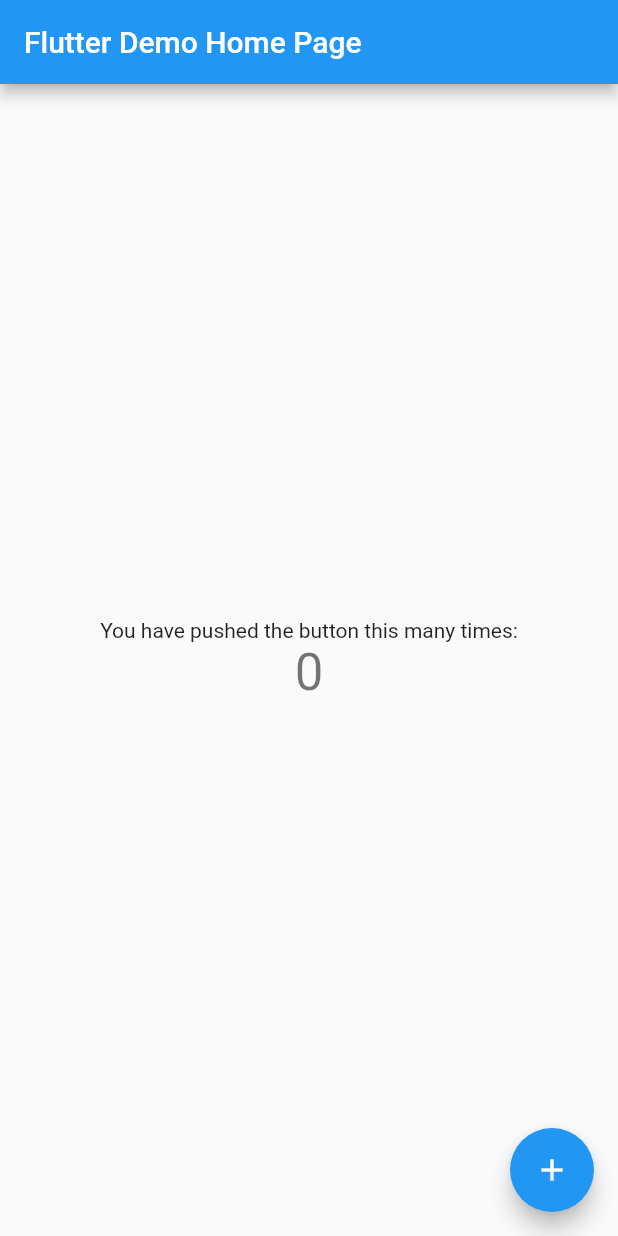
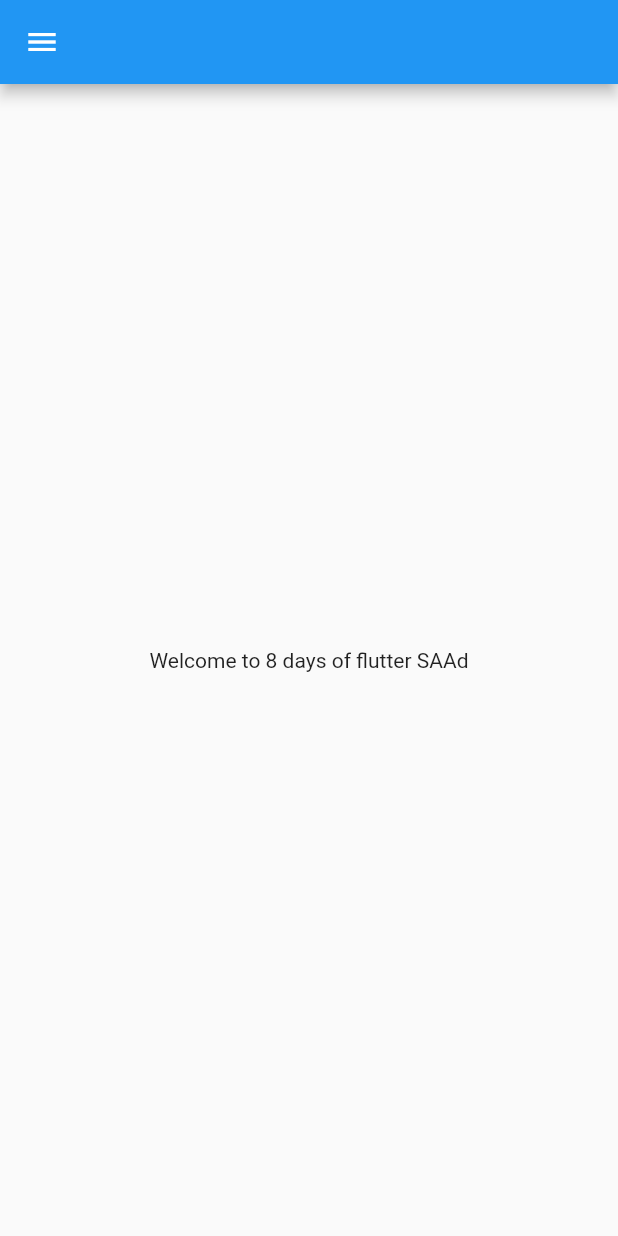
Before and after one commit to Saad982/30daysofFlutter, a Flutter app: the screen it shows after launch, on a phone screen of 412 x 824 dp. Run offline on Flutter 3.47's test engine with Material 2 defaults, Android fonts, the phone set to English and light mode, and no system bars.

Commit message:
Day2Commit

```diff
--- /dev/null
+++ b/lib/home_page.dart
@@ -0,0 +1,19 @@
+import 'package:flutter/material.dart';
+
+int age=8;
+String name ="SAAd";
+class HomePage extends StatelessWidget {
+  @override
+  Widget build(BuildContext context) {
+    return  Scaffold(
+      appBar: AppBar(),
+      body: Center(
+        child: Container(
+          child: Text("Welcome to ${age} days of flutter $name"),
+        ),
+      ),
+      drawer: Drawer(),
+    );
+
+  }
+}
--- a/lib/main.dart
+++ b/lib/main.dart
@@ -1,3 +1,4 @@
+import 'package:eght_ours/home_page.dart';
 import 'package:flutter/material.dart';
 
 void main() {
@@ -5,109 +6,12 @@
 }
 
 class MyApp extends StatelessWidget {
-  // This widget is the root of your application.
+
+
   @override
   Widget build(BuildContext context) {
     return MaterialApp(
-      title: 'Flutter Demo',
-      theme: ThemeData(
-        // This is the theme of your application.
-        //
-        // Try running your application with "flutter run". You'll see the
-        // application has a blue toolbar. Then, without quitting the app, try
-        // changing the primarySwatch below to Colors.green and then invoke
-        // "hot reload" (press "r" in the console where you ran "flutter run",
-        // or simply save your changes to "hot reload" in a Flutter IDE).
-        // Notice that the counter didn't reset back to zero; the application
-        // is not restarted.
-        primarySwatch: Colors.blue,
-      ),
-      home: MyHomePage(title: 'Flutter Demo Home Page'),
+      home:HomePage(),
     );
   }
 }
-
-class MyHomePage extends StatefulWidget {
-  MyHomePage({Key? key, required this.title}) : super(key: key);
-
-  // This widget is the home page of your application. It is stateful, meaning
-  // that it has a State object (defined below) that contains fields that affect
-  // how it looks.
-
-  // This class is the configuration for the state. It holds the values (in this
-  // case the title) provided by the parent (in this case the App widget) and
-  // used by the build method of the State. Fields in a Widget subclass are
-  // always marked "final".
-
-  final String title;
-
-  @override
-  _MyHomePageState createState() => _MyHomePageState();
-}
-
-class _MyHomePageState extends State<MyHomePage> {
-  int _counter = 0;
-
-  void _incrementCounter() {
-    setState(() {
-      // This call to setState tells the Flutter framework that something has
-      // changed in this State, which causes it to rerun the build method below
-      // so that the display can reflect the updated values. If we changed
-      // _counter without calling setState(), then the build method would not be
-      // called again, and so nothing would appear to happen.
-      _counter++;
-    });
-  }
-
-  @override
-  Widget build(BuildContext context) {
-    // This method is rerun every time setState is called, for instance as done
-    // by the _incrementCounter method above.
-    //
-    // The Flutter framework has been optimized to make rerunning build methods
-    // fast, so that you can just rebuild anything that needs updating rather
-    // than having to individually change instances of widgets.
-    return Scaffold(
-      appBar: AppBar(
-        // Here we take the value from the MyHomePage object that was created by
-        // the App.build method, and use it to set our appbar title.
-        title: Text(widget.title),
-      ),
-      body: Center(
-        // Center is a layout widget. It takes a single child and positions it
-        // in the middle of the parent.
-        child: Column(
-          // Column is also a layout widget. It takes a list of children and
-          // arranges them vertically. By default, it sizes itself to fit its
-          // children horizontally, and tries to be as tall as its parent.
-          //
-          // Invoke "debug painting" (press "p" in the console, choose the
-          // "Toggle Debug Paint" action from the Flutter Inspector in Android
-          // Studio, or the "Toggle Debug Paint" command in Visual Studio Code)
-          // to see the wireframe for each widget.
-          //
-          // Column has various properties to control how it sizes itself and
-          // how it positions its children. Here we use mainAxisAlignment to
-          // center the children vertically; the main axis here is the vertical
-          // axis because Columns are vertical (the cross axis would be
-          // horizontal).
-          mainAxisAlignment: MainAxisAlignment.center,
-          children: <Widget>[
-            Text(
-              'You have pushed the button this many times:',
-            ),
-            Text(
-              '$_counter',
-              style: Theme.of(context).textTheme.headline4,
-            ),
-          ],
-        ),
-      ),
-      floatingActionButton: FloatingActionButton(
-        onPressed: _incrementCounter,
-        tooltip: 'Increment',
-        child: Icon(Icons.add),
-      ), // This trailing comma makes auto-formatting nicer for build methods.
-    );
-  }
-}
```
